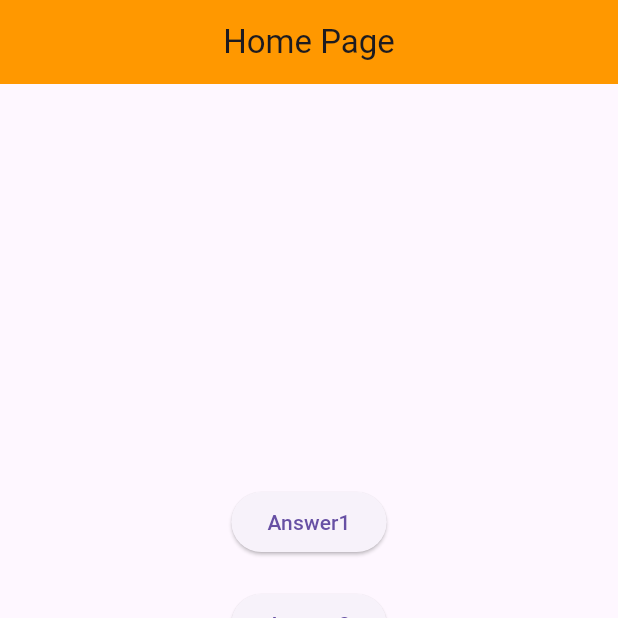
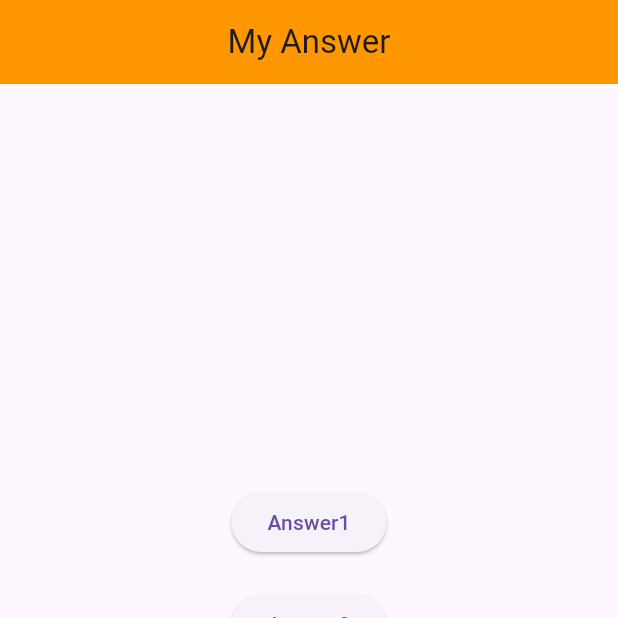
Before and after one commit to Meathawat/mobile_app, a Flutter app: the HomePage screen opened directly, on a phone screen of 412 x 824 dp, the top half of it. Run offline on Flutter 3.47's test engine with Material 3 defaults, Android fonts, the light colour scheme and no system bars.

Commit message:
Week3 Lab

```diff
--- a/lib/page_answer/Answer_portal.dart
+++ b/lib/page_answer/Answer_portal.dart
@@ -23,7 +23,7 @@ class HomePage extends StatelessWidget {
   Widget build(BuildContext context) {
     return Scaffold(
       appBar: AppBar(
-        title: Text('Home Page'),
+        title: Text('My Answer'),
         backgroundColor: Colors.orange,
         centerTitle: true,
       ),
```
